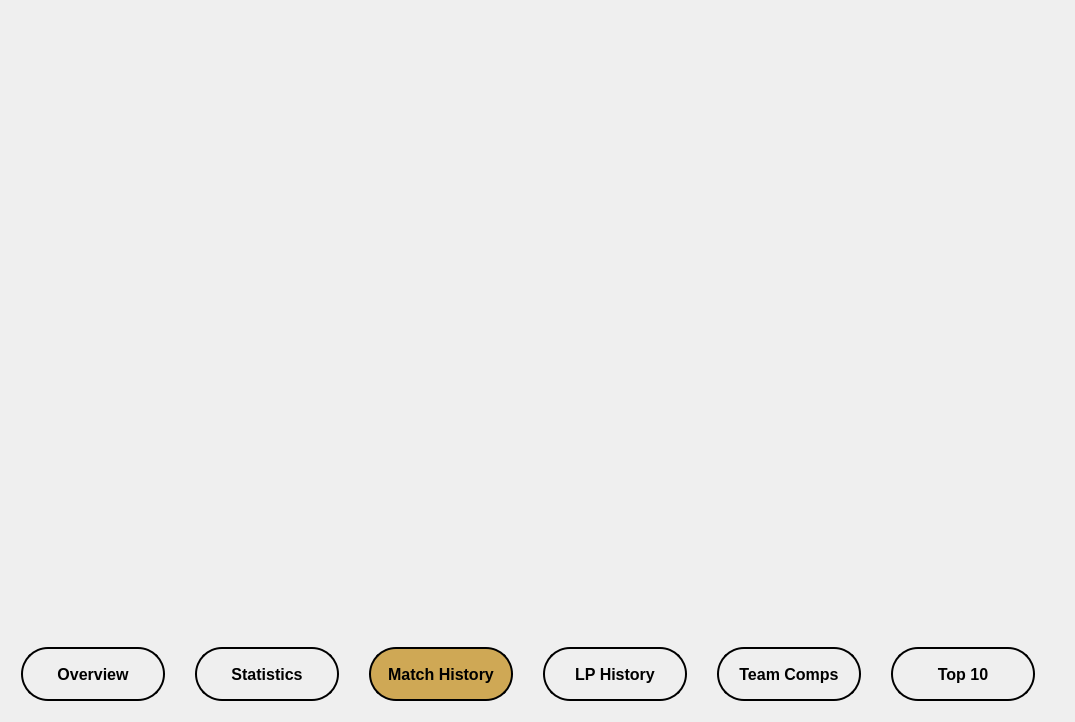
This is analyticswindow.ui in YannikSahl/TFT-Analyzer as Qt 5 draws it before an edit. The edited form follows.
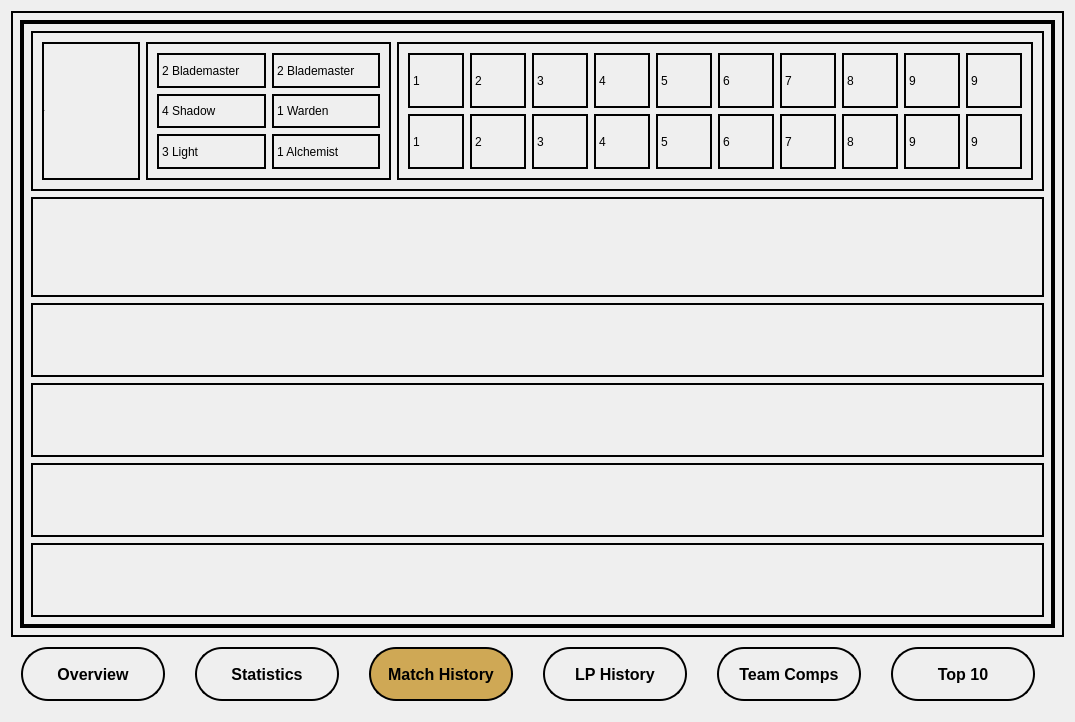
This is the edited form. The open tabs and pages were chosen to show the change. Icons and pictures are not drawn.

What changed in the file:
```diff
--- a/analyticswindow.ui
+++ b/analyticswindow.ui
@@ -492,9 +492,346 @@
       </layout>
      </widget>
      <widget class="QWidget" name="tab_matchHistory">
+      <property name="styleSheet">
+       <string notr="true">border: 2px solid;</string>
+      </property>
       <attribute name="title">
        <string>Match History</string>
       </attribute>
+      <layout class="QGridLayout" name="gridLayout_9">
+       <item row="0" column="0">
+        <widget class="QScrollArea" name="scrollArea">
+         <property name="widgetResizable">
+          <bool>true</bool>
+         </property>
+         <widget class="QWidget" name="scrollAreaWidgetContents">
+          <property name="geometry">
+           <rect>
+            <x>0</x>
+            <y>0</y>
+            <width>1035</width>
+            <height>608</height>
+           </rect>
+          </property>
+          <layout class="QVBoxLayout" name="verticalLayout">
+           <item>
+            <widget class="QFrame" name="frame_match">
+             <property name="minimumSize">
+              <size>
+               <width>0</width>
+               <height>160</height>
+              </size>
+             </property>
+             <property name="frameShape">
+              <enum>QFrame::StyledPanel</enum>
+             </property>
+             <property name="frameShadow">
+              <enum>QFrame::Raised</enum>
+             </property>
+             <layout class="QGridLayout" name="gridLayout_10">
+              <item row="0" column="2" rowspan="2">
+               <widget class="QFrame" name="frame_match_champions">
+                <property name="sizePolicy">
+                 <sizepolicy hsizetype="Preferred" vsizetype="Preferred">
+                  <horstretch>65</horstretch>
+                  <verstretch>0</verstretch>
+                 </sizepolicy>
+                </property>
+                <property name="styleSheet">
+                 <string notr="true"/>
+                </property>
+                <property name="frameShape">
+                 <enum>QFrame::StyledPanel</enum>
+                </property>
+                <property name="frameShadow">
+                 <enum>QFrame::Raised</enum>
+                </property>
+                <layout class="QGridLayout" name="gridLayout_11">
+                 <item row="0" column="9">
+                  <widget class="QLabel" name="label_star_10">
+                   <property name="text">
+                    <string>9</string>
+                   </property>
+                  </widget>
+                 </item>
+                 <item row="1" column="9">
+                  <widget class="QLabel" name="label_champ_10">
+                   <property name="text">
+                    <string>9</string>
+                   </property>
+                  </widget>
+                 </item>
+                 <item row="0" column="5">
+                  <widget class="QLabel" name="label_star_6">
+                   <property name="text">
+                    <string>6</string>
+                   </property>
+                  </widget>
+                 </item>
+                 <item row="0" column="4">
+                  <widget class="QLabel" name="label_star_5">
+                   <property name="text">
+                    <string>5</string>
+                   </property>
+                  </widget>
+                 </item>
+                 <item row="1" column="0">
+                  <widget class="QLabel" name="label_champ">
+                   <property name="text">
+                    <string>1</string>
+                   </property>
+                  </widget>
+                 </item>
+                 <item row="1" column="2">
+                  <widget class="QLabel" name="label_champ_3">
+                   <property name="text">
+                    <string>3</string>
+                   </property>
+                  </widget>
+                 </item>
+                 <item row="0" column="6">
+                  <widget class="QLabel" name="label_star_7">
+                   <property name="text">
+                    <string>7</string>
+                   </property>
+                  </widget>
+                 </item>
+                 <item row="1" column="4">
+                  <widget class="QLabel" name="label_champ_5">
+                   <property name="text">
+                    <string>5</string>
+                   </property>
+                  </widget>
+                 </item>
+                 <item row="0" column="1">
+                  <widget class="QLabel" name="label_star_2">
+                   <property name="text">
+                    <string>2</string>
+                   </property>
+                  </widget>
+                 </item>
+                 <item row="0" column="0">
+                  <widget class="QLabel" name="label_star">
+                   <property name="text">
+                    <string>1</string>
+                   </property>
+                  </widget>
+                 </item>
+                 <item row="0" column="8">
+                  <widget class="QLabel" name="label_star_9">
+                   <property name="text">
+                    <string>9</string>
+                   </property>
+                  </widget>
+                 </item>
+                 <item row="0" column="2">
+                  <widget class="QLabel" name="label_star_3">
+                   <property name="text">
+                    <string>3</string>
+                   </property>
+                  </widget>
+                 </item>
+                 <item row="1" column="1">
+                  <widget class="QLabel" name="label_champ_2">
+                   <property name="text">
+                    <string>2</string>
+                   </property>
+                  </widget>
+                 </item>
+                 <item row="1" column="7">
+                  <widget class="QLabel" name="label_champ_8">
+                   <property name="text">
+                    <string>8</string>
+                   </property>
+                  </widget>
+                 </item>
+                 <item row="0" column="7">
+                  <widget class="QLabel" name="label_star_8">
+                   <property name="text">
+                    <string>8</string>
+                   </property>
+                  </widget>
+                 </item>
+                 <item row="1" column="3">
+                  <widget class="QLabel" name="label_champ_4">
+                   <property name="text">
+                    <string>4</string>
+                   </property>
+                  </widget>
+                 </item>
+                 <item row="1" column="5">
+                  <widget class="QLabel" name="label_champ_6">
+                   <property name="text">
+                    <string>6</string>
+                   </property>
+                  </widget>
+                 </item>
+                 <item row="1" column="8">
+                  <widget class="QLabel" name="label_champ_9">
+                   <property name="text">
+                    <string>9</string>
+                   </property>
+                  </widget>
+                 </item>
+                 <item row="1" column="6">
+                  <widget class="QLabel" name="label_champ_7">
+                   <property name="text">
+                    <string>7</string>
+                   </property>
+                  </widget>
+                 </item>
+                 <item row="0" column="3">
+                  <widget class="QLabel" name="label_star_4">
+                   <property name="text">
+                    <string>4</string>
+                   </property>
+                  </widget>
+                 </item>
+                </layout>
+               </widget>
+              </item>
+              <item row="0" column="0" rowspan="2">
+               <widget class="QLabel" name="label_placement">
+                <property name="sizePolicy">
+                 <sizepolicy hsizetype="Preferred" vsizetype="Preferred">
+                  <horstretch>10</horstretch>
+                  <verstretch>0</verstretch>
+                 </sizepolicy>
+                </property>
+                <property name="font">
+                 <font>
+                  <pointsize>-1</pointsize>
+                 </font>
+                </property>
+                <property name="text">
+                 <string>#1</string>
+                </property>
+               </widget>
+              </item>
+              <item row="0" column="1" rowspan="2">
+               <widget class="QFrame" name="frame_buffs">
+                <property name="sizePolicy">
+                 <sizepolicy hsizetype="Preferred" vsizetype="Preferred">
+                  <horstretch>25</horstretch>
+                  <verstretch>0</verstretch>
+                 </sizepolicy>
+                </property>
+                <property name="frameShape">
+                 <enum>QFrame::StyledPanel</enum>
+                </property>
+                <property name="frameShadow">
+                 <enum>QFrame::Raised</enum>
+                </property>
+                <layout class="QGridLayout" name="gridLayout_12">
+                 <item row="0" column="0">
+                  <widget class="QLabel" name="frame_buff_1">
+                   <property name="text">
+                    <string>2 Blademaster</string>
+                   </property>
+                  </widget>
+                 </item>
+                 <item row="1" column="0">
+                  <widget class="QLabel" name="frame_buff_2">
+                   <property name="text">
+                    <string>4 Shadow</string>
+                   </property>
+                  </widget>
+                 </item>
+                 <item row="1" column="1">
+                  <widget class="QLabel" name="frame_buff_4">
+                   <property name="text">
+                    <string>1 Warden</string>
+                   </property>
+                  </widget>
+                 </item>
+                 <item row="0" column="1">
+                  <widget class="QLabel" name="frame_buff_3">
+                   <property name="text">
+                    <string>2 Blademaster</string>
+                   </property>
+                  </widget>
+                 </item>
+                 <item row="2" column="0">
+                  <widget class="QLabel" name="frame_buff_5">
+                   <property name="text">
+                    <string>3 Light</string>
+                   </property>
+                  </widget>
+                 </item>
+                 <item row="2" column="1">
+                  <widget class="QLabel" name="frame_buff_6">
+                   <property name="text">
+                    <string>1 Alchemist</string>
+                   </property>
+                  </widget>
+                 </item>
+                </layout>
+               </widget>
+              </item>
+             </layout>
+            </widget>
+           </item>
+           <item>
+            <widget class="QFrame" name="frame_3">
+             <property name="minimumSize">
+              <size>
+               <width>0</width>
+               <height>100</height>
+              </size>
+             </property>
+             <property name="frameShape">
+              <enum>QFrame::StyledPanel</enum>
+             </property>
+             <property name="frameShadow">
+              <enum>QFrame::Raised</enum>
+             </property>
+            </widget>
+           </item>
+           <item>
+            <widget class="QFrame" name="frame_4">
+             <property name="frameShape">
+              <enum>QFrame::StyledPanel</enum>
+             </property>
+             <property name="frameShadow">
+              <enum>QFrame::Raised</enum>
+             </property>
+            </widget>
+           </item>
+           <item>
+            <widget class="QFrame" name="frame_5">
+             <property name="frameShape">
+              <enum>QFrame::StyledPanel</enum>
+             </property>
+             <property name="frameShadow">
+              <enum>QFrame::Raised</enum>
+             </property>
+            </widget>
+           </item>
+           <item>
+            <widget class="QFrame" name="frame_6">
+             <property name="frameShape">
+              <enum>QFrame::StyledPanel</enum>
+             </property>
+             <property name="frameShadow">
+              <enum>QFrame::Raised</enum>
+             </property>
+            </widget>
+           </item>
+           <item>
+            <widget class="QFrame" name="frame_7">
+             <property name="frameShape">
+              <enum>QFrame::StyledPanel</enum>
+             </property>
+             <property name="frameShadow">
+              <enum>QFrame::Raised</enum>
+             </property>
+            </widget>
+           </item>
+          </layout>
+         </widget>
+        </widget>
+       </item>
+      </layout>
      </widget>
      <widget class="QWidget" name="tab_lpHistory">
       <attribute name="title">
```
Left out of the diff: 2 changed lines with no effect on the pictures.
